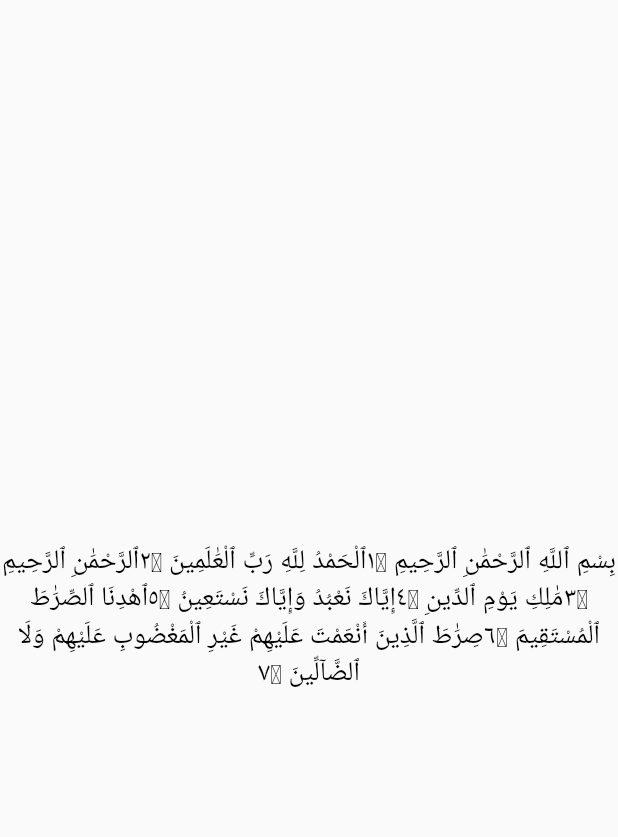
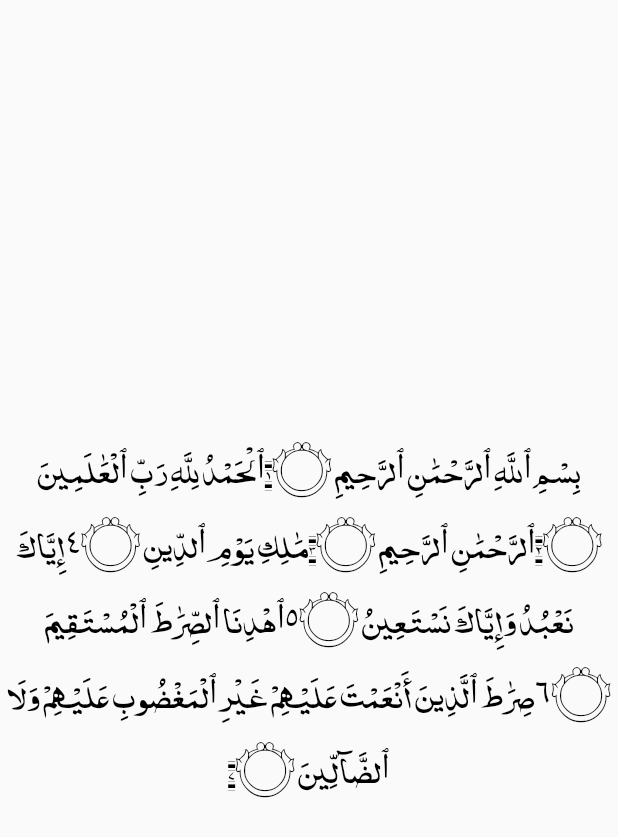
Before and after one commit to mohamed296/Quran, a Flutter app: the screen it shows after launch, after a tap on an icon or button, on a phone screen of 412 x 824 dp. Shown: the top 837 px of the screen. Run offline on Flutter 3.47's test engine with Material 2 defaults, Android fonts, the phone set to English and light mode, and no system bars; our stand-ins replace bloc, flutter_bloc.

Commit message:
font quran

```diff
--- a/lib/view/detalth_soura.dart
+++ b/lib/view/detalth_soura.dart
@@ -51,6 +51,8 @@ class DetetheSoura extends StatelessWidget {
           itemCount: soura!.length,
           itemBuilder: (context, index) {
             return Center(
+              child: Padding(
+                padding: const EdgeInsets.all(0.0),
                 child: RichText(
                   textAlign: TextAlign.center,
                   text: TextSpan(
@@ -62,7 +64,8 @@ class DetetheSoura extends StatelessWidget {
                         .toList(),
                     style: const TextStyle(
                         color: Colors.black,
-                    fontSize: 18,
+                        fontSize: 24,
+                        fontFamily: "Arabic5"),
                   ),
                 ),
               ),
```
Also changed, not shown: pubspec.yaml (+20 -6 lines), assets/fonts/Al_Qalam_Quran.ttf (added), assets/fonts/Arabic1.ttf (added), assets/fonts/Arabic2.ttf (added), assets/fonts/Arabic3.ttf (added), assets/fonts/QUR_STD.TTF (added), assets/fonts/ScheherazadeRegOT.ttf (added), assets/fonts/noorehira.ttf (added), jsonfile/soura.json. Lines whose indentation alone changed are shown as unchanged.
